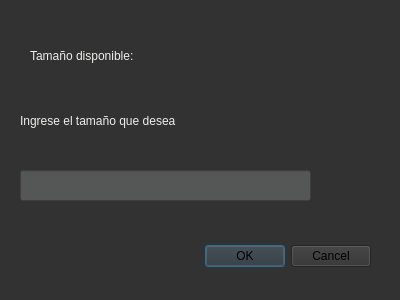
First picture: the form in InterfazGrafica/mosaicoform.ui, repository nestor2502/R.B.A, before the edit.
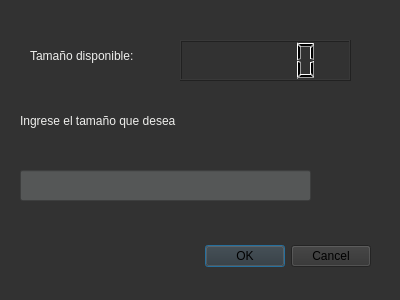
Second picture: the form after the edit.

```diff
--- a/InterfazGrafica/mosaicoform.ui
+++ b/InterfazGrafica/mosaicoform.ui
@@ -37,7 +37,7 @@
     <rect>
      <x>30</x>
      <y>30</y>
-     <width>181</width>
+     <width>141</width>
      <height>51</height>
     </rect>
    </property>
@@ -77,6 +77,16 @@
     <string notr="true">background-color: rgb(85, 87, 87);</string>
    </property>
   </widget>
+  <widget class="QLCDNumber" name="lcdNumber">
+   <property name="geometry">
+    <rect>
+     <x>180</x>
+     <y>40</y>
+     <width>171</width>
+     <height>41</height>
+    </rect>
+   </property>
+  </widget>
  </widget>
  <resources/>
  <connections>
```
